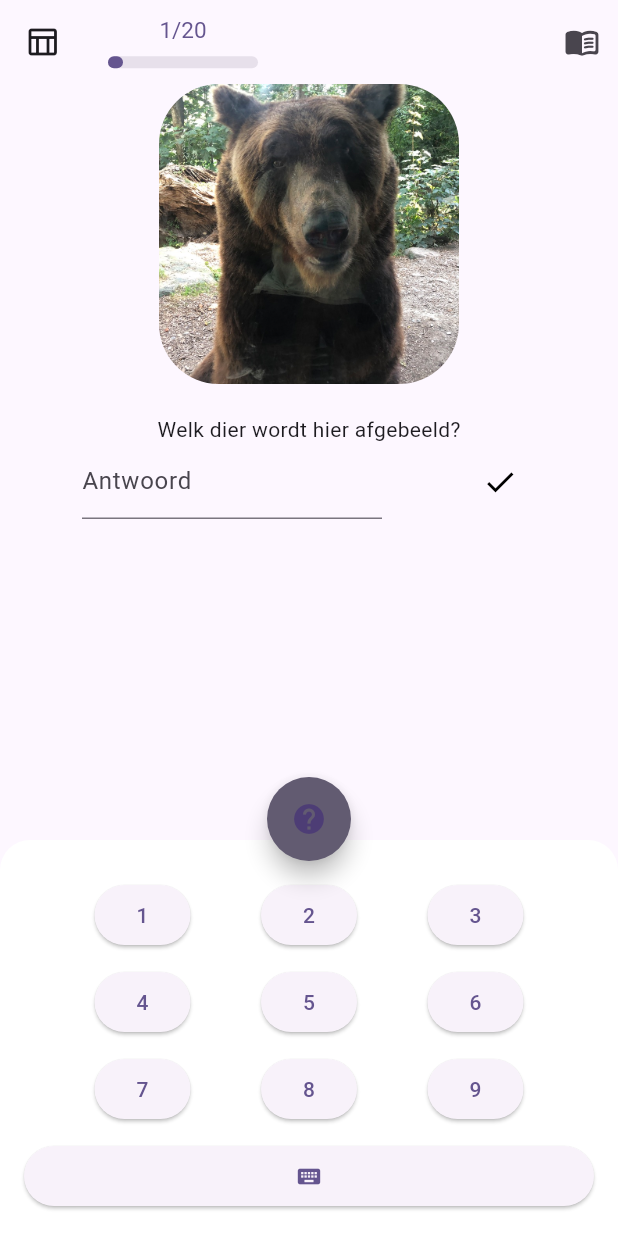
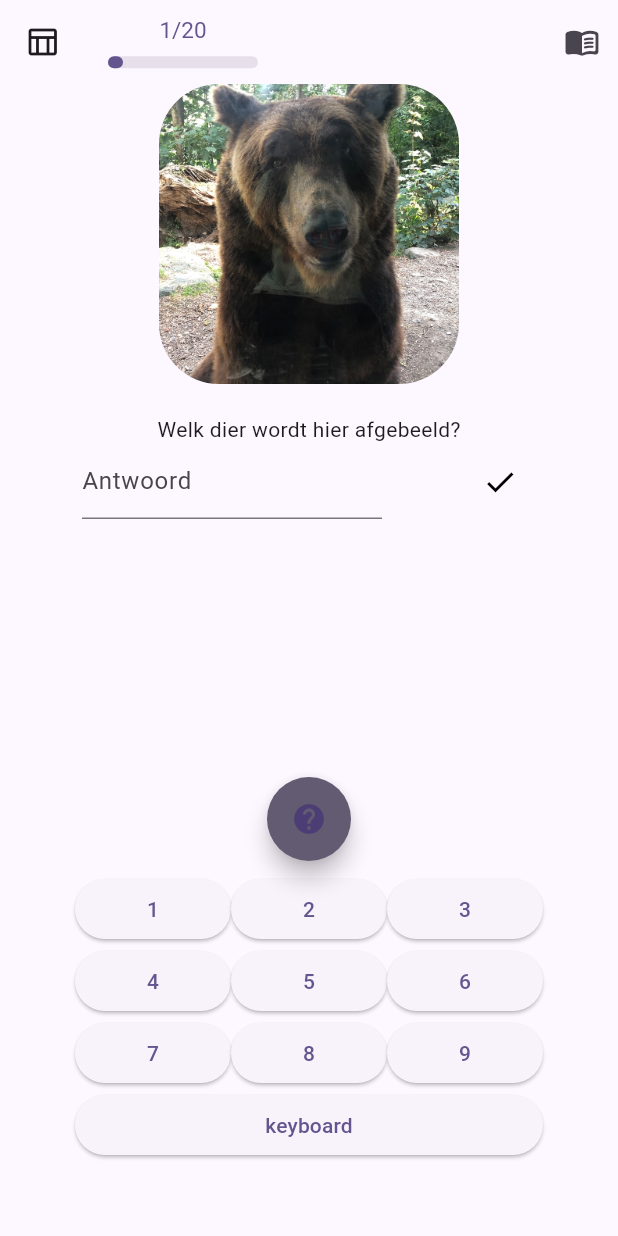
Before and after one commit to pashioya/tiptong, a Flutter app: the screen it shows after launch, after a tap on the "help" icon, on a phone screen of 412 x 824 dp. Run offline on Flutter 3.47's test engine with Material 3 defaults, Android fonts, the light colour scheme and no system bars.

Commit message:
custom keyboard nearly complete

```diff
--- a/lib/main.dart
+++ b/lib/main.dart
@@ -36,11 +36,40 @@ class _MyHomePageState extends State<MyHomePage> {
   int currentProgress = 1; // Initialize with a default value
   int totalProgress = 20; // Initialize with a default value
   bool _isHintKeyboardVisible = false; // Tracks visibility of the hint keyboard
+  TextEditingController textController = TextEditingController();
+  late FocusNode _textFieldFocusNode; // To track focus on the text field
+
+  @override
+  void initState() {
+    super.initState();
+    _textFieldFocusNode = FocusNode();
+
+    // Add listener to the focus node to track when the text field gains or loses focus
+    _textFieldFocusNode.addListener(() {
+      if (_textFieldFocusNode.hasFocus) {
+        setState(() {
+          _isHintKeyboardVisible =
+              false; // Hide the hint keyboard when the text field is focused
+        });
+      }
+    });
+  }
+
+  @override
+  void dispose() {
+    _textFieldFocusNode.dispose(); // Dispose of the focus node
+    textController.dispose();
+    super.dispose();
+  }
 
   void toggleHintKeyboard() {
     setState(() {
       _isHintKeyboardVisible = !_isHintKeyboardVisible;
     });
+    // if the hint keyboard is visible, hide the system keyboard
+    if (_isHintKeyboardVisible) {
+      FocusScope.of(context).unfocus(); // Dismiss the system keyboard
+    }
   }
 
   void openImageModal(BuildContext context) {
@@ -150,6 +179,9 @@ class _MyHomePageState extends State<MyHomePage> {
                     width: 200,
                     height: 50,
                     child: TextFormField(
+                      focusNode: _textFieldFocusNode, // Attach focus node
+                      controller: textController,
+                      keyboardType: TextInputType.text,
                       decoration: const InputDecoration(
                         border: UnderlineInputBorder(),
                         labelText: 'Antwoord',
@@ -176,7 +208,9 @@ class _MyHomePageState extends State<MyHomePage> {
             bottom: _isHintKeyboardVisible ? 0 : -300, // Push up or down
             left: 0,
             right: 0,
-            child: const HintKeyboard(), // Your custom keyboard widget
+            child: HintKeyboard(
+              controller: textController,
+            ), // Your custom keyboard widget
           ),
           // The animated help button above the hint keyboard
           AnimatedPositioned(
--- a/lib/src/widgets/hint_keyboard.dart
+++ b/lib/src/widgets/hint_keyboard.dart
@@ -1,88 +1,73 @@
 import 'package:flutter/material.dart';
 
-class HintKeyboard extends StatelessWidget {
-  const HintKeyboard({super.key});
+class HintKeyboard extends StatefulWidget {
+  final TextEditingController controller;
+
+  const HintKeyboard({Key? key, required this.controller}) : super(key: key);
 
   @override
+  State<HintKeyboard> createState() => _HintKeyboardState();
+}
+
+class _HintKeyboardState extends State<HintKeyboard> {
+  @override
   Widget build(BuildContext context) {
-    return Container(
-      padding: const EdgeInsets.all(16.0),
-      decoration: const BoxDecoration(
-        color: Colors.white,
-        borderRadius: BorderRadius.vertical(
-          top: Radius.circular(20),
-        ),
-      ),
+    return Padding(
+        padding: EdgeInsets.all(50),
         child: Column(
           children: [
-          const SizedBox(height: 10),
             Row(
-            mainAxisAlignment: MainAxisAlignment.spaceEvenly,
               children: [
-              ElevatedButton(
-                onPressed: () {},
-                child: const Text('1'),
-              ),
-              ElevatedButton(
-                onPressed: () {},
-                child: const Text('2'),
-              ),
-              ElevatedButton(
-                onPressed: () {},
-                child: const Text('3'),
-              ),
+                _buildButton('1'),
+                _buildButton('2'),
+                _buildButton('3'),
               ],
             ),
-          const SizedBox(height: 10),
             Row(
-            mainAxisAlignment: MainAxisAlignment.spaceEvenly,
               children: [
-              ElevatedButton(
-                onPressed: () {},
-                child: const Text('4'),
-              ),
-              ElevatedButton(
-                onPressed: () {},
-                child: const Text('5'),
-              ),
-              ElevatedButton(
-                onPressed: () {},
-                child: const Text('6'),
-              ),
+                _buildButton('4'),
+                _buildButton('5'),
+                _buildButton('6'),
               ],
             ),
-          const SizedBox(height: 10),
             Row(
-            mainAxisAlignment: MainAxisAlignment.spaceEvenly,
               children: [
-              ElevatedButton(
-                onPressed: () {},
-                child: const Text('7'),
-              ),
-              ElevatedButton(
-                onPressed: () {},
-                child: const Text('8'),
-              ),
-              ElevatedButton(
-                onPressed: () {},
-                child: const Text('9'),
-              ),
+                _buildButton('7'),
+                _buildButton('8'),
+                _buildButton('9'),
               ],
             ),
-          const SizedBox(height: 10),
             Row(
-            mainAxisAlignment: MainAxisAlignment.spaceEvenly,
               children: [
-              Expanded(
-                child: ElevatedButton(
-                  onPressed: () {},
-                  child: const Icon(Icons.keyboard),
-                ),
-              ),
+                _buildButton('keyboard',
+                    isSpecial: true), // Adjust for the keyboard button
               ],
             ),
           ],
+        ));
+  }
+
+  // Individual keys
+  Widget _buildButton(String text, {bool isSpecial = false}) {
+    return Expanded(
+      child: ElevatedButton(
+        onPressed: () => _input(text, isSpecial),
+        child: Text(text),
       ),
     );
   }
+
+  // Input handling
+  void _input(String text, bool isSpecial) {
+    // If it's the 'keyboard' button, you can manage focus here or handle keyboard hiding
+    if (isSpecial) {
+      FocusScope.of(context)
+          .unfocus(); // Hide the keyboard or manage focus here
+    } else {
+      final value = widget.controller.text + text;
+      widget.controller.text = value;
+      widget.controller.selection = TextSelection.fromPosition(
+          TextPosition(offset: value.length)); // Move the cursor to the end
     }
+  }
+}
```
Lines whose indentation alone changed are shown as unchanged.
